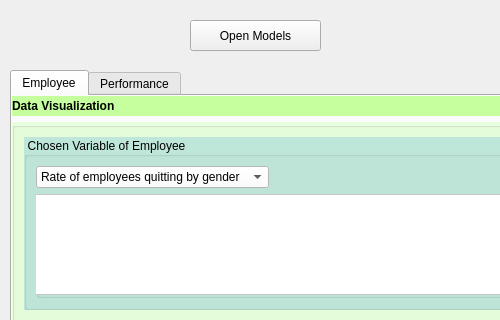
Before: the Qt Designer form ui/SatisticUi.ui in ThongNguyen0509/MLBA-Factory-Management, drawn with Qt 5; both pictures show x 0 to 500 and y 0 to 320 of the 1003 by 826 pixel window.
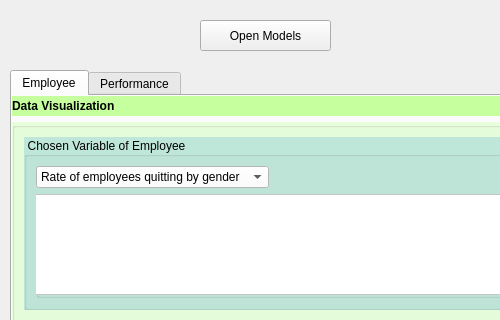
After: the same form once the commit is applied. Icons and pictures are not drawn.

What changed in the file:
```diff
--- a/ui/SatisticUi.ui
+++ b/ui/SatisticUi.ui
@@ -682,7 +682,7 @@
    <widget class="QPushButton" name="b_openModel">
     <property name="geometry">
      <rect>
-      <x>190</x>
+      <x>200</x>
       <y>20</y>
       <width>131</width>
       <height>31</height>
```
